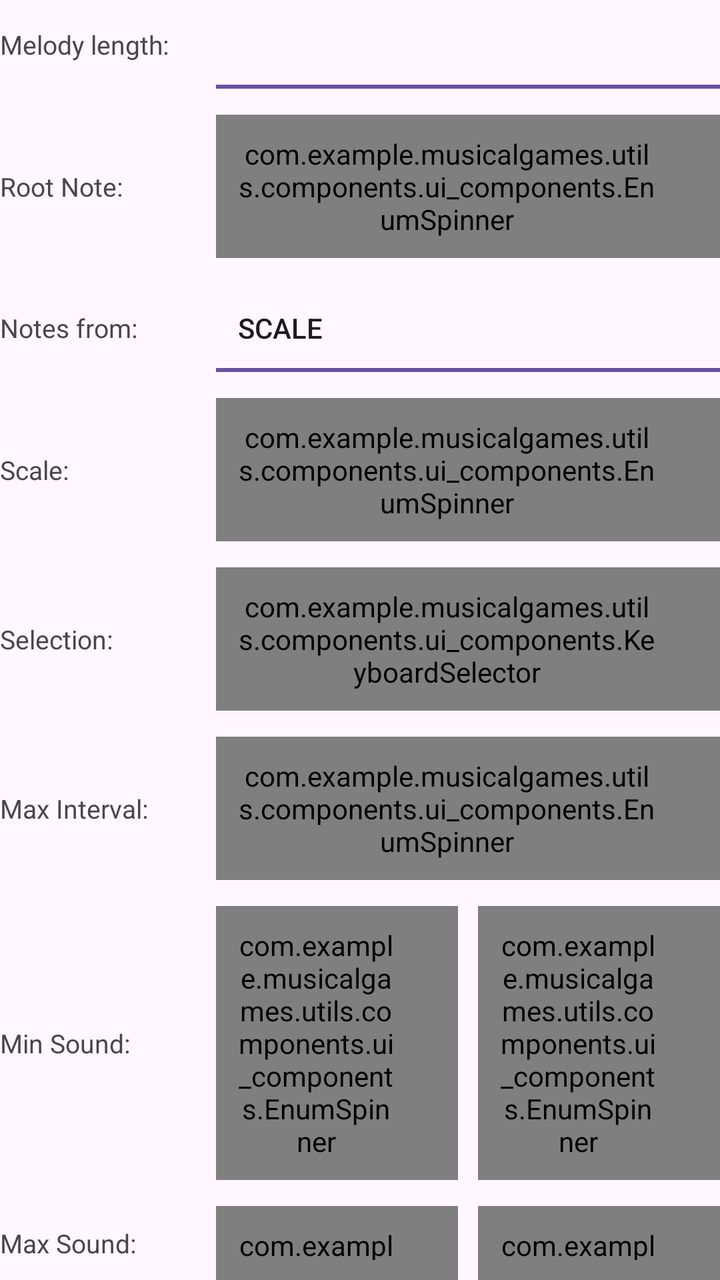
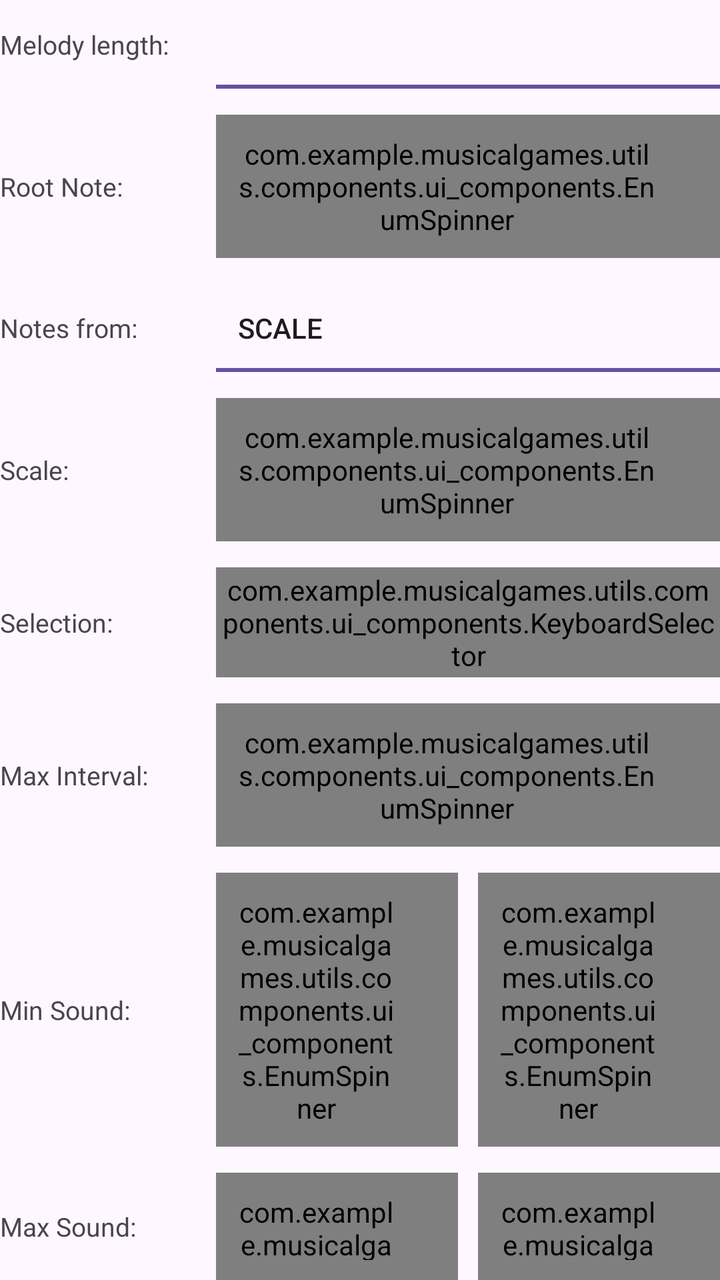

Compare the two renders of this Android layout. The source of the first and the diff that turns it into the second are given below.
<!-- AndroidManifest.xml: application theme Base.Theme.MusicalGames -->
<!-- res/layout/view_ear_custom_creator.xml -->
<?xml version="1.0" encoding="utf-8"?>
<LinearLayout xmlns:android="http://schemas.android.com/apk/res/android"
    android:layout_width="match_parent"
    android:layout_height="wrap_content"
    android:orientation="vertical">

    <LinearLayout
        android:id="@+id/len_row"
        android:layout_width="match_parent"
        android:layout_height="wrap_content"
        android:orientation="horizontal"
        android:gravity="center_vertical">

        <TextView
            android:id="@+id/len"
            style="@style/customLabelStyle"
            android:text="Melody length:" />

        <EditText
            android:id="@+id/edit_len"
            style="@style/customInputElementStyle"
            android:inputType="number"
            android:maxLength="2" />

    </LinearLayout>

    <LinearLayout
        android:id="@+id/root_row"
        android:layout_width="match_parent"
        android:layout_height="wrap_content"
        android:layout_marginTop="13dp"
        android:orientation="horizontal"
        android:gravity="center_vertical">

        <TextView
            android:id="@+id/rootNoteLabel"
            style="@style/customLabelStyle"
            android:text="Root Note:" />

        <com.example.musicalgames.utils.components.ui_components.EnumSpinner
            style="@style/customInputElementStyle"
            android:popupBackground="@drawable/spinner_popup_background"
            android:id="@+id/root_spinner"/>
    </LinearLayout>

    <LinearLayout
        android:layout_width="match_parent"
        android:layout_height="wrap_content"
        android:layout_marginTop="13dp"
        android:orientation="horizontal"
        android:gravity="center_vertical">

        <TextView
            style="@style/customLabelStyle"
            android:text="Notes from:"
            />

        <ToggleButton
            android:id="@+id/isSelectionToggle"
            style="@style/customInputElementStyle"
            android:layout_width="wrap_content"
            android:layout_height="wrap_content"
            android:text="ToggleButton"
            android:textOff="Scale"
            android:textOn="Selection" />
    </LinearLayout>

    <LinearLayout
        android:id="@+id/scale_row"
        android:layout_width="match_parent"
        android:layout_height="wrap_content"
        android:layout_marginTop="13dp"
        android:orientation="horizontal"
        android:gravity="center_vertical">

        <TextView
            android:id="@+id/scaleLabel"
            style="@style/customLabelStyle"
            android:text="Scale:" />

        <com.example.musicalgames.utils.components.ui_components.EnumSpinner
            android:id="@+id/scaleSpinner"
            android:popupBackground="@drawable/spinner_popup_background"
            style="@style/customInputElementStyle" />
    </LinearLayout>

    <LinearLayout
        android:id="@+id/custom_notes_row"
        android:layout_width="match_parent"
        android:layout_height="wrap_content"
        android:layout_marginTop="13dp"
        android:orientation="horizontal"
        android:gravity="center_vertical">

        <TextView
            style="@style/customLabelStyle"
            android:text="Selection:"/>

        <com.example.musicalgames.utils.components.ui_components.KeyboardSelector
            android:id="@+id/keyboard_selector"
            android:popupBackground="@drawable/spinner_popup_background"
            style="@style/customInputElementStyle"
            />
    </LinearLayout>

    <LinearLayout
        android:id="@+id/max_interval_row"
        android:layout_width="match_parent"
        android:layout_height="wrap_content"
        android:layout_marginTop="13dp"
        android:orientation="horizontal"
        android:gravity="center_vertical">

        <TextView
            android:id="@+id/maxIntervalLabel"
            style="@style/customLabelStyle"
            android:text="Max Interval:" />

        <com.example.musicalgames.utils.components.ui_components.EnumSpinner
            android:id="@+id/max_interval_spinner"
            android:popupBackground="@drawable/spinner_popup_background"
            style="@style/customInputElementStyle" />
    </LinearLayout>

    <LinearLayout
        android:id="@+id/min_note_row"
        android:layout_width="match_parent"
        android:layout_height="wrap_content"
        android:layout_marginTop="13dp"
        android:orientation="horizontal"
        android:gravity="center_vertical">

        <TextView
            android:id="@+id/minSoundLabel"
            style="@style/customLabelStyle"
            android:text="Min Sound:" />

        <LinearLayout style="@style/customInputStyle">

            <com.example.musicalgames.utils.components.ui_components.EnumSpinner
                android:id="@+id/min_note_spinner"
                android:popupBackground="@drawable/spinner_popup_background"
                style="@style/customInputElementStyle" />

            <com.example.musicalgames.utils.components.ui_components.EnumSpinner
                android:popupBackground="@drawable/spinner_popup_background"
                android:id="@+id/min_note_octave"
                android:layout_marginStart="@dimen/custom_creator_chip_gap"
                style="@style/customInputElementStyle" />
        </LinearLayout>

    </LinearLayout>

    <LinearLayout
        android:id="@+id/max_note_row"
        android:layout_width="match_parent"
        android:layout_height="wrap_content"
        android:layout_marginTop="13dp"
        android:orientation="horizontal"
        android:gravity="center_vertical">

        <TextView
            android:id="@+id/maxSoundLabel"
            style="@style/customLabelStyle"
            android:text="Max Sound:" />

        <LinearLayout style="@style/customInputStyle">

            <com.example.musicalgames.utils.components.ui_components.EnumSpinner
                android:id="@+id/max_note_spinner"
                android:popupBackground="@drawable/spinner_popup_background"
                style="@style/customInputElementStyle" />

            <com.example.musicalgames.utils.components.ui_components.EnumSpinner
                android:id="@+id/max_octave_spinner"
                android:popupBackground="@drawable/spinner_popup_background"
                android:layout_marginStart="@dimen/custom_creator_chip_gap"
                style="@style/customInputElementStyle" />
        </LinearLayout>
    </LinearLayout>
</LinearLayout>
<!-- resources referenced by this layout -->
<resources>
  <dimen name="custom_creator_chip_gap">10dp</dimen>
  <!-- drawable spinner_popup_background (drawable) -->
  <shape xmlns:android="http://schemas.android.com/apk/res/android">
      <solid android:color="?attr/surfaceChipColor"/>
  </shape>
  <style name="customInputElementStyle">
          <item name="android:background">@drawable/spinner_chip_background</item>
          <item name="android:popupBackground">@drawable/spinner_popup_background</item>
          <item name="android:layout_width">0dp</item>
          <item name="android:layout_height">wrap_content</item>
          <item name="android:minHeight">@dimen/custom_creator_row_height</item>
          <item name="android:layout_weight">1</item>
          <item name="android:gravity">center_vertical|start</item>
          <item name="android:paddingStart">11dp</item>
          <item name="android:paddingEnd">32dp</item>
          <item name="android:paddingTop">10dp</item>
          <item name="android:paddingBottom">10dp</item>
      </style>
  <style name="customInputStyle">
          <item name="android:layout_width">0dp</item>
          <item name="android:layout_weight">1</item>
          <item name="android:layout_height">wrap_content</item>
          <item name="android:orientation">horizontal</item>
      </style>
  <style name="customLabelStyle">
          <item name="android:gravity">center_vertical|start</item>
          <item name="android:textColor">?attr/secondaryTextColor</item>
          <item name="android:textSize">13sp</item>
          <item name="android:layout_height">wrap_content</item>
          <item name="android:layout_width">@dimen/custom_creator_label_width</item>
          <item name="android:layout_marginEnd">@dimen/custom_creator_label_margin</item>
      </style>
  <style name="Base.Theme.MusicalGames" parent="Theme.Material3.DayNight.NoActionBar">
          
          
          
          
      </style>
  <!-- drawable spinner_chip_background (drawable) -->
  <?xml version="1.0" encoding="utf-8"?>
  <layer-list xmlns:android="http://schemas.android.com/apk/res/android">
      <item>
          <shape android:shape="rectangle">
              <solid android:color="?attr/surfaceChipColor"/>
          </shape>
      </item>
      <item
          android:gravity="bottom"
          android:height="2dp">
          <shape android:shape="rectangle">
              <solid android:color="?attr/colorPrimary"/>
          </shape>
      </item>
  </layer-list>
  <dimen name="custom_creator_row_height">44dp</dimen>
  <dimen name="custom_creator_label_width">96dp</dimen>
  <dimen name="custom_creator_label_margin">12dp</dimen>
</resources>

<!-- the commit's change to res/layout/view_ear_custom_creator.xml (unified diff, before → after) -->
@@ -28,7 +28,7 @@
         android:id="@+id/root_row"
         android:layout_width="match_parent"
         android:layout_height="wrap_content"
-        android:layout_marginTop="13dp"
+        android:layout_marginTop="@dimen/custom_creator_row_gap"
         android:orientation="horizontal"
         android:gravity="center_vertical">
 
@@ -46,7 +46,7 @@
     <LinearLayout
         android:layout_width="match_parent"
         android:layout_height="wrap_content"
-        android:layout_marginTop="13dp"
+        android:layout_marginTop="@dimen/custom_creator_row_gap"
         android:orientation="horizontal"
         android:gravity="center_vertical">
 
@@ -69,7 +69,7 @@
         android:id="@+id/scale_row"
         android:layout_width="match_parent"
         android:layout_height="wrap_content"
-        android:layout_marginTop="13dp"
+        android:layout_marginTop="@dimen/custom_creator_row_gap"
         android:orientation="horizontal"
         android:gravity="center_vertical">
 
@@ -88,7 +88,7 @@
         android:id="@+id/custom_notes_row"
         android:layout_width="match_parent"
         android:layout_height="wrap_content"
-        android:layout_marginTop="13dp"
+        android:layout_marginTop="@dimen/custom_creator_row_gap"
         android:orientation="horizontal"
         android:gravity="center_vertical">
 
@@ -99,7 +99,7 @@
         <com.example.musicalgames.utils.components.ui_components.KeyboardSelector
             android:id="@+id/keyboard_selector"
             android:popupBackground="@drawable/spinner_popup_background"
-            style="@style/customInputElementStyle"
+            style="@style/previewSelectorChipStyle"
             />
     </LinearLayout>
 
@@ -107,7 +107,7 @@
         android:id="@+id/max_interval_row"
         android:layout_width="match_parent"
         android:layout_height="wrap_content"
-        android:layout_marginTop="13dp"
+        android:layout_marginTop="@dimen/custom_creator_row_gap"
         android:orientation="horizontal"
         android:gravity="center_vertical">
 
@@ -126,7 +126,7 @@
         android:id="@+id/min_note_row"
         android:layout_width="match_parent"
         android:layout_height="wrap_content"
-        android:layout_marginTop="13dp"
+        android:layout_marginTop="@dimen/custom_creator_row_gap"
         android:orientation="horizontal"
         android:gravity="center_vertical">
 
@@ -155,7 +155,7 @@
         android:id="@+id/max_note_row"
         android:layout_width="match_parent"
         android:layout_height="wrap_content"
-        android:layout_marginTop="13dp"
+        android:layout_marginTop="@dimen/custom_creator_row_gap"
         android:orientation="horizontal"
         android:gravity="center_vertical">
 
<!-- resource entries referenced after the edit -->
@@ -1,6 +1,7 @@
 <!-- resources referenced by this layout -->
 <resources>
   <dimen name="custom_creator_chip_gap">10dp</dimen>
+  <dimen name="custom_creator_row_gap">13dp</dimen>
   <!-- drawable spinner_popup_background (drawable) -->
   <shape xmlns:android="http://schemas.android.com/apk/res/android">
       <solid android:color="?attr/surfaceChipColor"/>
@@ -13,10 +14,10 @@
           <item name="android:minHeight">@dimen/custom_creator_row_height</item>
           <item name="android:layout_weight">1</item>
           <item name="android:gravity">center_vertical|start</item>
-          <item name="android:paddingStart">11dp</item>
-          <item name="android:paddingEnd">32dp</item>
-          <item name="android:paddingTop">10dp</item>
-          <item name="android:paddingBottom">10dp</item>
+          <item name="android:paddingStart">@dimen/custom_creator_chip_padding_horizontal</item>
+          <item name="android:paddingEnd">@dimen/custom_creator_chip_padding_end</item>
+          <item name="android:paddingTop">@dimen/custom_creator_chip_padding_vertical</item>
+          <item name="android:paddingBottom">@dimen/custom_creator_chip_padding_vertical</item>
       </style>
   <style name="customInputStyle">
           <item name="android:layout_width">0dp</item>
@@ -32,6 +33,12 @@
           <item name="android:layout_width">@dimen/custom_creator_label_width</item>
           <item name="android:layout_marginEnd">@dimen/custom_creator_label_margin</item>
       </style>
+  <style name="previewSelectorChipStyle" parent="customInputElementStyle">
+          <item name="android:paddingStart">@dimen/custom_creator_preview_chip_padding</item>
+          <item name="android:paddingEnd">@dimen/custom_creator_preview_chip_padding</item>
+          <item name="android:paddingTop">@dimen/custom_creator_preview_chip_padding</item>
+          <item name="android:paddingBottom">@dimen/custom_creator_preview_chip_padding</item>
+      </style>
   <style name="Base.Theme.MusicalGames" parent="Theme.Material3.DayNight.NoActionBar">
           
           
@@ -40,22 +47,36 @@
       </style>
   <!-- drawable spinner_chip_background (drawable) -->
   <?xml version="1.0" encoding="utf-8"?>
-  <layer-list xmlns:android="http://schemas.android.com/apk/res/android">
-      <item>
+  <selector xmlns:android="http://schemas.android.com/apk/res/android">
+      
+      <item android:state_enabled="false">
           <shape android:shape="rectangle">
               <solid android:color="?attr/surfaceChipColor"/>
           </shape>
       </item>
-      <item
-          android:gravity="bottom"
-          android:height="2dp">
-          <shape android:shape="rectangle">
-              <solid android:color="?attr/colorPrimary"/>
-          </shape>
+      <item>
+          <layer-list>
+              <item>
+                  <shape android:shape="rectangle">
+                      <solid android:color="?attr/surfaceChipColor"/>
+                  </shape>
+              </item>
+              <item
+                  android:gravity="bottom"
+                  android:height="2dp">
+                  <shape android:shape="rectangle">
+                      <solid android:color="?attr/colorPrimary"/>
+                  </shape>
+              </item>
+          </layer-list>
       </item>
-  </layer-list>
+  </selector>
   <dimen name="custom_creator_row_height">44dp</dimen>
+  <dimen name="custom_creator_chip_padding_horizontal">11dp</dimen>
+  <dimen name="custom_creator_chip_padding_end">32dp</dimen>
+  <dimen name="custom_creator_chip_padding_vertical">10dp</dimen>
   <dimen name="custom_creator_label_width">96dp</dimen>
   <dimen name="custom_creator_label_margin">12dp</dimen>
+  <dimen name="custom_creator_preview_chip_padding">1.5dp</dimen>
 </resources>
 
